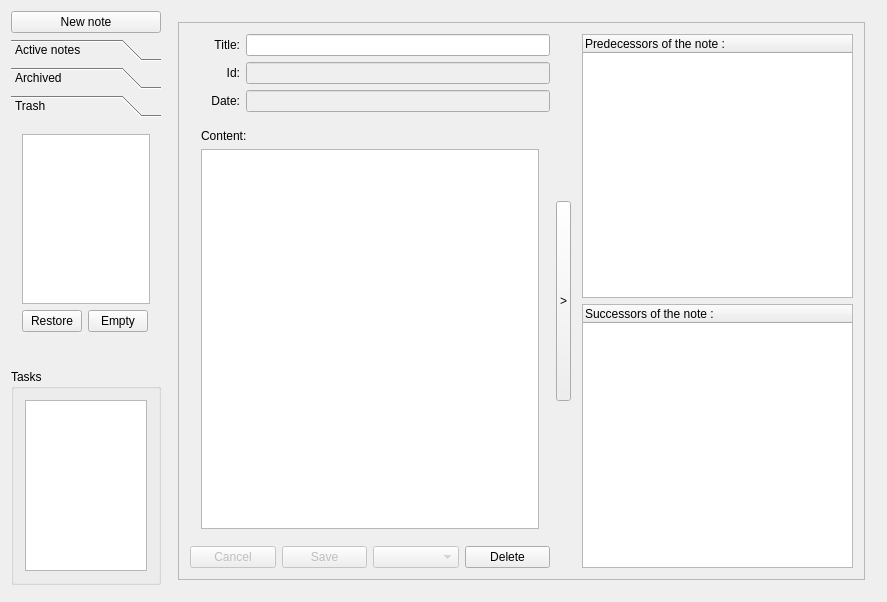
Qt form PluriNotes/plurinotes.ui (guillaumejounel/PluriNotes) before a commit.
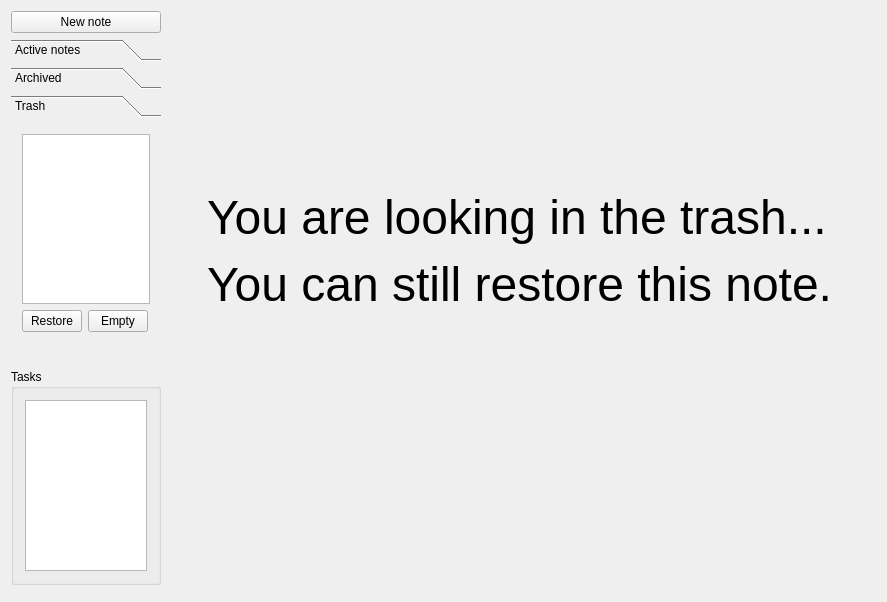
The same form after that commit. The open tabs and pages were chosen to show the change.

Commit message: better ui interaction

The edit to the form file:
```diff
--- a/PluriNotes/plurinotes.ui
+++ b/PluriNotes/plurinotes.ui
@@ -964,6 +964,42 @@
         </property>
        </widget>
       </widget>
+      <widget class="QWidget" name="page_4">
+       <widget class="QLabel" name="label_22">
+        <property name="geometry">
+         <rect>
+          <x>40</x>
+          <y>150</y>
+          <width>631</width>
+          <height>181</height>
+         </rect>
+        </property>
+        <property name="styleSheet">
+         <string notr="true">font-size: 1cm;</string>
+        </property>
+        <property name="text">
+         <string>&lt;html&gt;&lt;head/&gt;&lt;body&gt;&lt;p&gt;&lt;span style=&quot; font-size:36pt;&quot;&gt;You are looking in the trash...&lt;/span&gt;&lt;/p&gt;&lt;p&gt;&lt;span style=&quot; font-size:36pt;&quot;&gt;You can still restore this note.&lt;/span&gt;&lt;/p&gt;&lt;/body&gt;&lt;/html&gt;</string>
+        </property>
+       </widget>
+      </widget>
+      <widget class="QWidget" name="page_5">
+       <widget class="QLabel" name="label_23">
+        <property name="geometry">
+         <rect>
+          <x>40</x>
+          <y>130</y>
+          <width>631</width>
+          <height>181</height>
+         </rect>
+        </property>
+        <property name="styleSheet">
+         <string notr="true">font-size: 1cm;</string>
+        </property>
+        <property name="text">
+         <string>&lt;html&gt;&lt;head/&gt;&lt;body&gt;&lt;p&gt;&lt;span style=&quot; font-size:36pt;&quot;&gt;You are looking in the trash...&lt;/span&gt;&lt;/p&gt;&lt;/body&gt;&lt;/html&gt;</string>
+        </property>
+       </widget>
+      </widget>
      </widget>
     </item>
    </layout>
```
Left out of the diff: 34 changed lines with no effect on the pictures. The commit also changes 2 other files.
